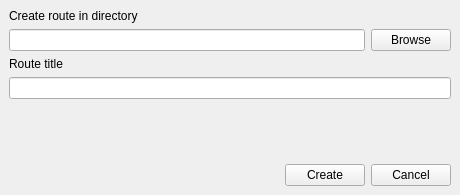
maisvendoo/REditor, file REditor/forms/projectwizard.ui: the form before one commit.
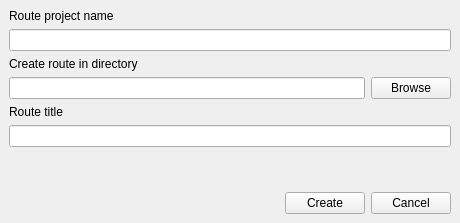
The form after the commit.

What changed in the file:
```diff
--- a/REditor/forms/projectwizard.ui
+++ b/REditor/forms/projectwizard.ui
@@ -10,7 +10,7 @@
     <x>0</x>
     <y>0</y>
     <width>460</width>
-    <height>195</height>
+    <height>223</height>
    </rect>
   </property>
   <property name="windowTitle">
@@ -20,6 +20,16 @@
    <layout class="QGridLayout" name="gridLayout">
     <item row="0" column="0">
      <layout class="QVBoxLayout" name="verticalLayout">
+      <item>
+       <widget class="QLabel" name="label_3">
+        <property name="text">
+         <string>Route project name</string>
+        </property>
+       </widget>
+      </item>
+      <item>
+       <widget class="QLineEdit" name="leProjectName"/>
+      </item>
       <item>
        <widget class="QLabel" name="label">
         <property name="text">
```
Left out of the diff: 4 changed lines with no effect on the pictures.
